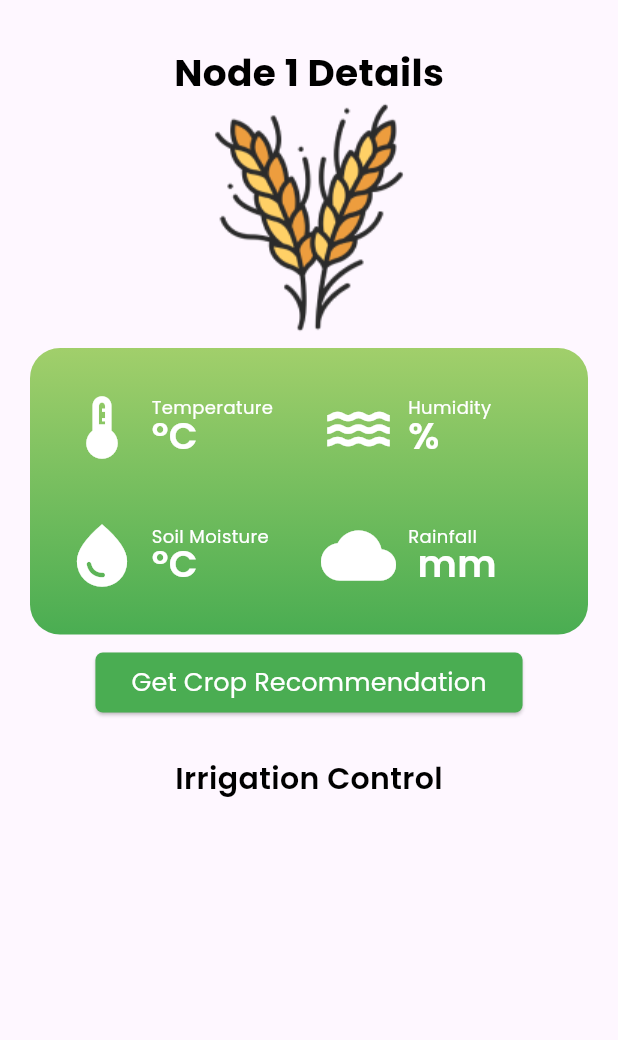
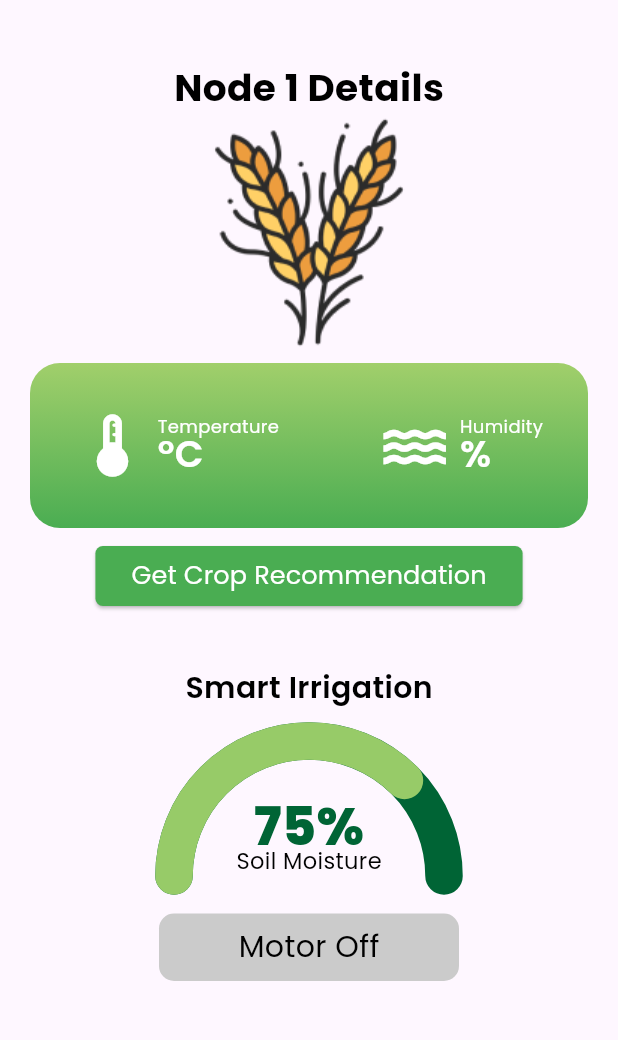
Before and after one commit to Manasha-1204/PlantPulse, a Flutter app: the MicroPage screen opened directly, after a tap on "Node 1", on a phone screen of 412 x 824 dp, the part 84-1124 px from its top. Run offline on Flutter 3.47's test engine with Material 3 defaults, Android fonts, the light colour scheme and no system bars; our stand-ins replace firebase_core, firebase_database, google_fonts, weather; missing offline and left inert: semicircle_indicator, tflite_flutter; accounts and stored records are empty; network calls fail.

Commit message:
smart irrigation ui and functionality

```diff
--- a/plantapp/lib/main.dart
+++ b/plantapp/lib/main.dart
@@ -22,6 +22,9 @@ class MyApp extends StatelessWidget {
       child: MaterialApp(
         debugShowCheckedModeBanner: false,
         home: StartPage(),
+        theme: ThemeData(
+          primarySwatch: Colors.green,
+        ),
       ),
     );
   }
--- a/plantapp/lib/pages/micro/NodeDetails.dart
+++ b/plantapp/lib/pages/micro/NodeDetails.dart
@@ -3,7 +3,9 @@ import 'package:firebase_database/firebase_database.dart';
 import 'package:flutter/cupertino.dart';
 import 'package:flutter/material.dart';
 import 'package:google_fonts/google_fonts.dart';
+import 'package:plantapp/pages/micro/semicircle_indicator.dart';
 import 'package:plantapp/pages/micro/sensordets.dart';
+import 'package:semicircle_indicator/semicircle_indicator.dart';
 import 'package:tflite_flutter/tflite_flutter.dart' as tfl;
 
 class NodeDetails extends StatefulWidget {
@@ -19,16 +21,47 @@ class _NodeDetailsState extends State<NodeDetails> {
   String sensedtemp = "35";
   String sensedhumidity = "60";
   double sensedrainfall = 20;
+  double soilmoisture = 25;
+  bool motor = false;
+
+  motor_switch() async{
+    setState(() {
+      motor =  !motor;
+      print(motor);
+    });
+  }
+
+  String predicted = "";
+  final List<String> labels = [
+    'rice',
+    'maize',
+    'chickpea',
+    'kidneybeans',
+    'pigeonpeas',
+    'mothbeans',
+    'mungbean',
+    'blackgram',
+    'lentil',
+    'pomegranate',
+    'banana',
+    'mango',
+    'grapes',
+    'watermelon',
+    'muskmelon',
+    'apple',
+    'orange',
+    'papaya',
+    'coconut',
+    'cotton',
+    'jute',
+    'coffee'
+  ];
 
 
-  String predicted = "";
-  final List<String> labels = ['rice', 'maize', 'chickpea', 'kidneybeans', 'pigeonpeas',
-    'mothbeans', 'mungbean', 'blackgram', 'lentil', 'pomegranate', 'banana', 'mango',
-    'grapes', 'watermelon', 'muskmelon', 'apple', 'orange', 'papaya',
-    'coconut', 'cotton', 'jute', 'coffee'];
 
   runModel(temp, humd, rain) async {
-    final interpreter = await tfl.Interpreter.fromAsset('lib/mlmodel/linearRegrssionModel.tflite');
+    final interpreter = await tfl.Interpreter.fromAsset(
+        'lib/mlmodel/linearRegrssionModel.tflite');
     //prepare input as required by your model
     //in my case it required a single number and i am requiring it from user
     //passing user entered number to model as input
@@ -58,6 +91,7 @@ class _NodeDetailsState extends State<NodeDetails> {
       predicted = labels[maxIndex];
       // print(predicted);
     });
+
   }
 
   @override
@@ -98,7 +132,9 @@ class _NodeDetailsState extends State<NodeDetails> {
         mainAxisAlignment: MainAxisAlignment.center,
         crossAxisAlignment: CrossAxisAlignment.center,
         children: [
-            SizedBox(height: 30,),
+          SizedBox(
+            height: 40,
+          ),
           Center(
               child: Text(
             "Node 1 Details",
@@ -107,7 +143,8 @@ class _NodeDetailsState extends State<NodeDetails> {
           )),
           Image.asset("lib/images/wheat.png"),
           Padding(
-              padding: const EdgeInsets.symmetric(vertical: 8.0, horizontal: 20),
+              padding:
+                  const EdgeInsets.symmetric(vertical: 8.0, horizontal: 20),
               child: Container(
                   decoration: BoxDecoration(
                       borderRadius: BorderRadius.circular(20),
@@ -120,25 +157,23 @@ class _NodeDetailsState extends State<NodeDetails> {
                           ])),
                   child: FutureBuilder(
                       future: _fApp,
-                  builder: (context, snapshot){
-                    if (snapshot.hasError){
+                      builder: (context, snapshot) {
+                        if (snapshot.hasError) {
                           return Padding(
                             padding: const EdgeInsets.all(8.0),
                             child: Text("Firebase Error! Try again later."),
                           );
-                    } else if (snapshot.hasData){
+                        } else if (snapshot.hasData) {
                           return sensorcontent();
                         } else {
                           return CircularProgressIndicator();
                         }
-                  }
-                )
-            )
-            ),
+                      }))),
           ElevatedButton(
               // TO DO: Add model feature here
               onPressed: () {
-                  runModel(double.parse(sensedtemp), double.parse(sensedhumidity), sensedrainfall.toDouble());
+                runModel(double.parse(sensedtemp), double.parse(sensedhumidity),
+                    sensedrainfall.toDouble());
                 showRecommendationResult(context, predicted);
               },
               style: ElevatedButton.styleFrom(
@@ -156,11 +191,54 @@ class _NodeDetailsState extends State<NodeDetails> {
                   fontSize: 17, // Same font size, or adjust as needed
                 ),
               )),
-            SizedBox(height: 30),
-            Column(
+          SizedBox(height: 40),
+          smartirrigation(motor_switch, motor),
+        ],
+      )),
+    );
+  }
+
+  Widget sensorcontent() {
+    Query _tempRef = FirebaseDatabase.instance.ref().child("DHT11/Temperature");
+    Query _humidityRef =
+        FirebaseDatabase.instance.ref().child("DHT11/Humidity");
+    _humidityRef.onValue.listen((event) {
+      setState(() {
+        sensedhumidity =
+            event.snapshot.value == null ? "" : event.snapshot.value.toString();
+      });
+    });
+    _tempRef.onValue.listen((event) {
+      setState(() {
+        sensedtemp =
+            event.snapshot.value == null ? "" : event.snapshot.value.toString();
+      });
+    });
+    return Padding(
+      padding: const EdgeInsets.all(30.0),
+      child: Row(
+        mainAxisAlignment: MainAxisAlignment.spaceBetween,
         children: [
+          SensorDetails(
+            sensedval: "$sensedtemp°C",
+            icon: Icons.thermostat_rounded,
+            stype: "Temperature",
+          ),
+          SensorDetails(
+            sensedval: "$sensedhumidity%",
+            icon: Icons.water,
+            stype: "Humidity",
+          ),
+        ],
+      ),
+    );
+  }
+}
+
+Widget smartirrigation(VoidCallback motorSwitch, bool motor) {
+  return Column(children: [
     Text(
-                  "Irrigation Control",
+      "Smart Irrigation",
       style: GoogleFonts.poppins(
         height: 1,
         color: Colors.black,
@@ -168,61 +246,65 @@ class _NodeDetailsState extends State<NodeDetails> {
         fontSize: 20, // Same font size, or adjust as needed
       ),
     ),
-
-                // IrrigationContainer()
-              ],
-
-
-            )
+    SizedBox(
+      height: 70,
+    ),
+    Container(
+      width: 180,
+      child: CustomSemicircularIndicator(
+        radius: 100,
+        progress: 0.75, // Set the progress value here
+        color: Color.fromRGBO(151, 203, 104, 1),
+        backgroundColor: Color.fromRGBO(0, 100, 53, 1),
+        strokeWidth: 25,
+        child: Column(
+          children: [
+            Text(
+              '${(0.75 * 100).toInt()}%',
+              style: GoogleFonts.poppins(
+                fontSize: 35,
+                fontWeight: FontWeight.w800,
+                color: Color.fromRGBO(0, 100, 53, 1),
+                height: 0.7,
+              ),
+            ),
+            Text(
+              'Soil Moisture',
+              style: GoogleFonts.poppins(
+                  fontSize: 15, fontWeight: FontWeight.w400, color: Colors.black),
+            ),
           ],
         ),
       ),
-    );
-  }
-  Widget sensorcontent(){
-    Query _tempRef = FirebaseDatabase.instance.ref().child("DHT11/Temperature");
-    Query _humidityRef = FirebaseDatabase.instance.ref().child("DHT11/Humidity");
-    _humidityRef.onValue.listen((event) {
-      setState(() {
-        sensedhumidity = event.snapshot.value ==  null? "": event.snapshot.value.toString();
-      });
-    });
-    _tempRef.onValue.listen((event) {
-      setState(() {
-        sensedtemp = event.snapshot.value ==  null? "": event.snapshot.value.toString();
-      });
-    });
-    return GridView.count(crossAxisCount: 2, childAspectRatio: 2, shrinkWrap: true, padding: EdgeInsets.symmetric(horizontal: 15, vertical: 10, ),
-      physics: NeverScrollableScrollPhysics(),
-      children: [
-        SensorDetails(
-          sensedval: "$sensedtemp°C",
-          icon: Icons.thermostat,
-          stype: "Temperature",
     ),
-
-        SensorDetails(
-          sensedval: "$sensedhumidity%",
-          icon: Icons.water,
-          stype: "Humidity",
+    SizedBox(
+      height: 25,
     ),
-
-        SensorDetails(
-          sensedval: "$sensedtemp°C",
-          icon: Icons.water_drop,
-          stype: "Soil Moisture",
+    GestureDetector(
+      onTap: motorSwitch,
+      child: Container(
+        width: 200,
+        decoration: BoxDecoration(
+          color: motor? Colors.red : Color.fromRGBO(203, 203, 203, 1),
+          borderRadius: BorderRadius.circular(10),
         ),
-
-        SensorDetails(
-          sensedval: "$sensedhumidity mm",
-          icon: Icons.wb_cloudy_rounded,
-          stype: "Rainfall",
+        child: Padding(
+          padding: const EdgeInsets.all(8.0),
+          child: Center(
+            child: Text(motor ? "Motor On" : "Motor Off",
+              style: GoogleFonts.poppins(
+              fontSize: 20,
+              color: motor? Colors.white : Colors.black,
+              fontWeight: motor? FontWeight.w800 : FontWeight.w400,
+            ),),
           ),
-      ],
-    );
+        ),
+      ),
+    )
+    // IrrigationContainer()
+  ]);
 }
 
-}
 void showRecommendationResult(BuildContext context, String crop) {
   showDialog(
     context: context,
@@ -236,31 +318,37 @@ void showRecommendationResult(BuildContext context, String crop) {
               child: Text('OK'),
             ),
           ],
-        title: Text('Recommended Crop', style: GoogleFonts.poppins(
+          title: Text(
+            'Recommended Crop',
+            style: GoogleFonts.poppins(
               height: 1,
               color: Colors.black,
               fontWeight: FontWeight.w600, // Different font weight
               fontSize: 20, // Same font size, or adjust as needed
-        ),),
-        content: Column(
-            mainAxisSize: MainAxisSize.min,
-          children: [
-            Text('Based on the provided data and the Machine Learning model, the recommended crop is for these conditions is:', style: GoogleFonts.poppins(
+            ),
+          ),
+          content: Column(mainAxisSize: MainAxisSize.min, children: [
+            Text(
+                'Based on the provided data and the Machine Learning model, the recommended crop is for these conditions is:',
+                style: GoogleFonts.poppins(
                   height: 1,
                   color: Colors.black,
                   fontWeight: FontWeight.w300, // Different font weight
                   fontSize: 15, // Same font size, or adjust as needed
                 )),
-            SizedBox(height: 10,),
-            Text(crop.toUpperCase(), style: GoogleFonts.poppins(
+            SizedBox(
+              height: 10,
+            ),
+            Text(
+              crop.toUpperCase(),
+              style: GoogleFonts.poppins(
                 height: 1,
                 color: Colors.black,
                 fontWeight: FontWeight.w900, // Different font weight
                 fontSize: 20, // Same font size, or adjust as needed
-            ), ),
-          ]
-        )
-      );
+              ),
+            ),
+          ]));
     },
   );
 }
--- /dev/null
+++ b/plantapp/lib/pages/micro/semicircle_indicator.dart
@@ -0,0 +1,89 @@
+import 'package:flutter/material.dart';
+import 'dart:math';
+
+class CustomSemicircularIndicator extends StatelessWidget {
+  final double radius;
+  final double progress;
+  final Color color;
+  final Color backgroundColor;
+  final double strokeWidth;
+  final Widget child;
+
+  CustomSemicircularIndicator({
+    required this.radius,
+    required this.progress,
+    required this.color,
+    required this.backgroundColor,
+    required this.strokeWidth,
+    required this.child,
+  });
+
+  @override
+  Widget build(BuildContext context) {
+    return CustomPaint(
+      size: Size(radius * 2, radius),
+      painter: _SemicircularPainter(
+        progress: progress,
+        color: color,
+        backgroundColor: backgroundColor,
+        strokeWidth: strokeWidth,
+      ),
+      child: Center(child: child),
+    );
+  }
+}
+
+class _SemicircularPainter extends CustomPainter {
+  final double progress;
+  final Color color;
+  final Color backgroundColor;
+  final double strokeWidth;
+
+  _SemicircularPainter({
+    required this.progress,
+    required this.color,
+    required this.backgroundColor,
+    required this.strokeWidth,
+  });
+
+  @override
+  void paint(Canvas canvas, Size size) {
+    final Paint backgroundPaint = Paint()
+      ..color = backgroundColor
+      ..style = PaintingStyle.stroke
+      ..strokeWidth = strokeWidth
+      ..strokeCap = StrokeCap.round; // Set stroke cap to round
+
+    final Paint progressPaint = Paint()
+      ..color = color
+      ..style = PaintingStyle.stroke
+      ..strokeWidth = strokeWidth
+      ..strokeCap = StrokeCap.round;
+
+    final double radius = size.width / 2;
+    final Offset center = Offset(size.width / 2, size.height);
+
+    // Draw background arc
+    canvas.drawArc(
+      Rect.fromCircle(center: center, radius: radius),
+      pi,
+      pi,
+      false,
+      backgroundPaint,
+    );
+
+    // Draw progress arc
+    canvas.drawArc(
+      Rect.fromCircle(center: center, radius: radius),
+      pi,
+      pi * progress,
+      false,
+      progressPaint,
+    );
+  }
+
+  @override
+  bool shouldRepaint(CustomPainter oldDelegate) {
+    return true;
+  }
+}
--- a/plantapp/lib/pages/micro/sensordets.dart
+++ b/plantapp/lib/pages/micro/sensordets.dart
@@ -14,7 +14,7 @@ class SensorDetails extends StatelessWidget {
       children: [
         Container(
           child: Padding(
-            padding: const EdgeInsets.all(8.0),
+            padding: const EdgeInsets.only(right: 5.0),
             child: Icon(icon, size: 50, color: Colors.white,),
           ),
           decoration: BoxDecoration(
--- a/plantapp/pubspec.yaml
+++ b/plantapp/pubspec.yaml
@@ -36,6 +36,7 @@ dependencies:
   firebase_core: ^2.31.1
   firebase_database: ^10.5.6
   provider:
+  semicircle_indicator: ^1.1.1
 
   # The following adds the Cupertino Icons font to your application.
   # Use with the CupertinoIcons class for iOS style icons.
```
Also changed, not shown: plantapp/pubspec.lock. Lines whose indentation alone changed are shown as unchanged.
